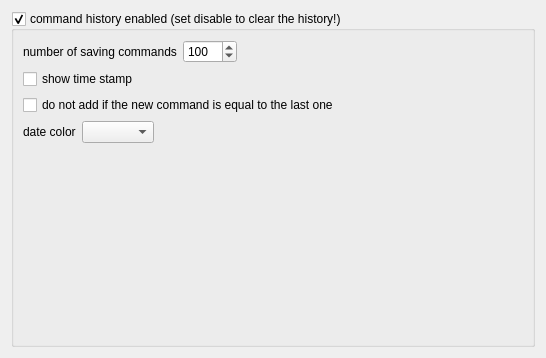
First picture: the form in Qitom/ui/widgetPropConsoleLastCommand.ui, repository itom-project/itom, before the edit.
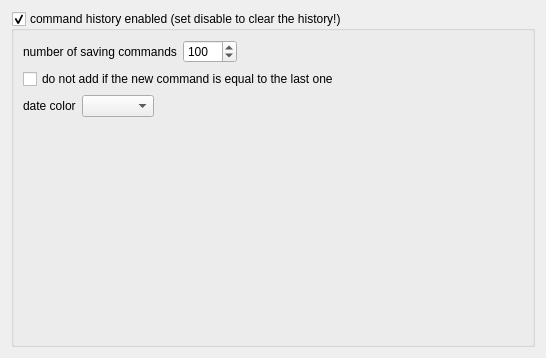
Second picture: the form after the edit.

Commit message: removed timestamp in LastCommand

```diff
--- a/Qitom/ui/widgetPropConsoleLastCommand.ui
+++ b/Qitom/ui/widgetPropConsoleLastCommand.ui
@@ -60,13 +60,6 @@
         </item>
        </layout>
       </item>
-      <item>
-       <widget class="QCheckBox" name="checkShowTimeStamp">
-        <property name="text">
-         <string>show time stamp</string>
-        </property>
-       </widget>
-      </item>
       <item>
        <widget class="QCheckBox" name="checkHideDoubleCommand">
         <property name="text">
```
The commit also changes 2 other files.
